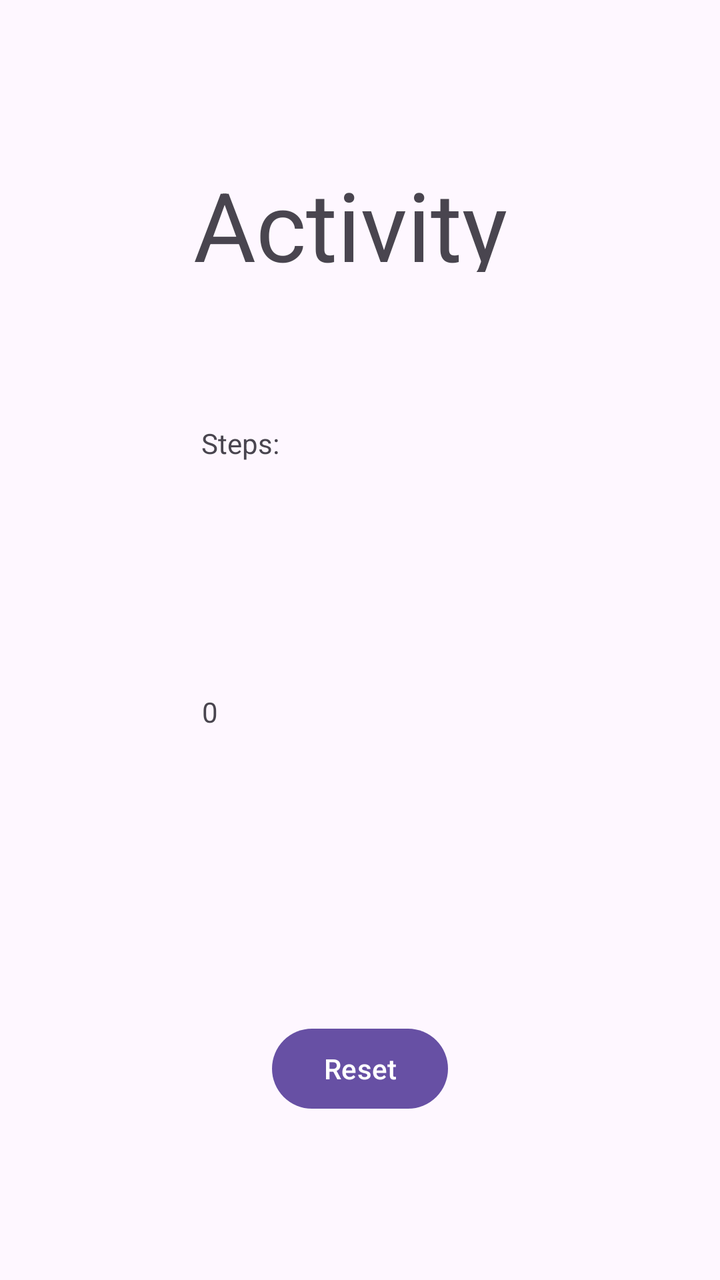
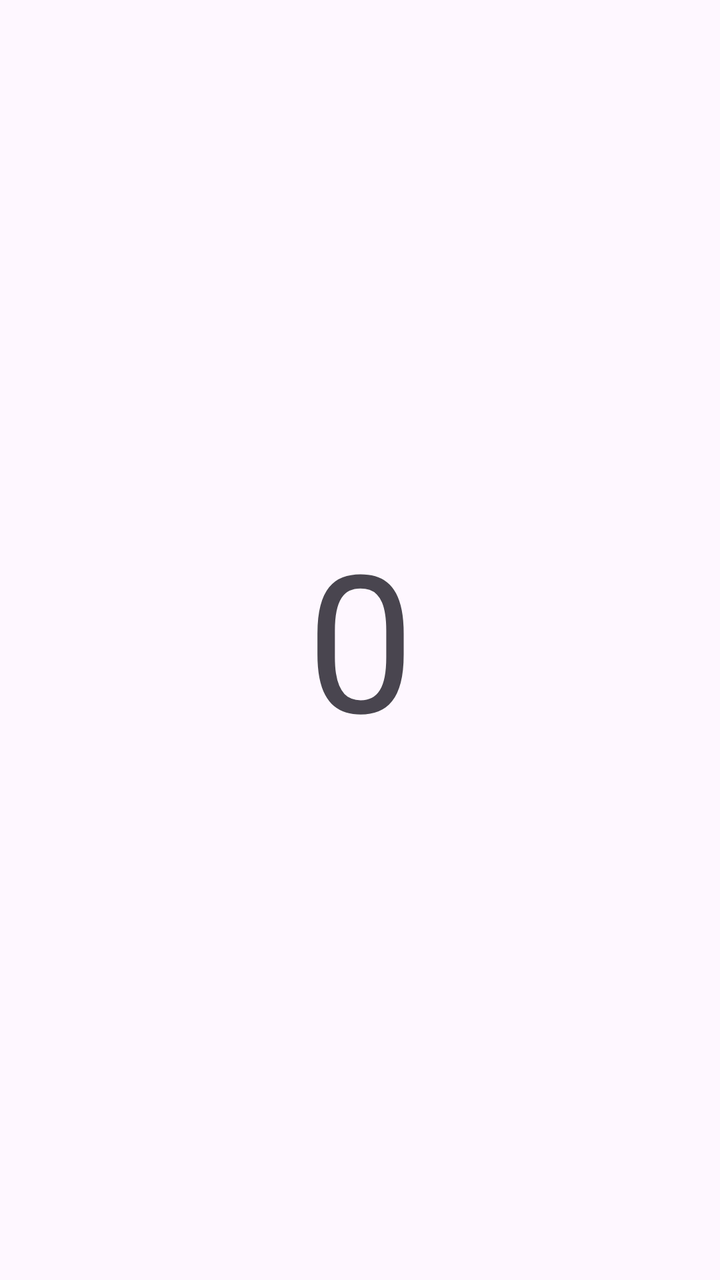

An Android layout rendered at two revisions. The XML below is the earlier revision; the diff shows what the commit changed to produce the second picture.
<!-- AndroidManifest.xml: application theme Theme.StepCounter -->
<!-- res/layout/activity_main.xml -->
<?xml version="1.0" encoding="utf-8"?>
<androidx.constraintlayout.widget.ConstraintLayout xmlns:android="http://schemas.android.com/apk/res/android"
    xmlns:app="http://schemas.android.com/apk/res-auto"
    xmlns:tools="http://schemas.android.com/tools"
    android:layout_width="match_parent"
    android:layout_height="match_parent"
    tools:context=".MainActivity">

    <TextView
        android:id="@+id/textView2"
        android:layout_width="167dp"
        android:layout_height="56dp"
        android:layout_marginTop="80dp"
        android:text="Activity"
        android:textSize="48sp"
        app:layout_constraintEnd_toEndOf="parent"
        app:layout_constraintStart_toStartOf="parent"
        app:layout_constraintTop_toTopOf="parent" />

    <TextView
        android:id="@+id/textView"
        android:layout_width="159dp"
        android:layout_height="84dp"
        android:layout_marginTop="76dp"
        android:text="Steps:"
        app:layout_constraintEnd_toEndOf="parent"
        app:layout_constraintStart_toStartOf="parent"
        app:layout_constraintTop_toBottomOf="@+id/textView2" />

    <TextView
        android:id="@+id/steps"
        android:layout_width="152dp"
        android:layout_height="82dp"
        android:text="0"
        app:layout_constraintBottom_toBottomOf="parent"
        app:layout_constraintEnd_toEndOf="parent"
        app:layout_constraintHorizontal_bias="0.486"
        app:layout_constraintStart_toStartOf="parent"
        app:layout_constraintTop_toBottomOf="@+id/textView"
        app:layout_constraintVertical_bias="0.192"
        tools:ignore="DuplicateIds" />

    <Button
        android:id="@+id/resestBtn"
        android:layout_width="wrap_content"
        android:layout_height="wrap_content"
        android:text="Reset"
        app:layout_constraintBottom_toBottomOf="parent"
        app:layout_constraintEnd_toEndOf="parent"
        app:layout_constraintStart_toStartOf="parent"
        app:layout_constraintTop_toBottomOf="@+id/steps" />

</androidx.constraintlayout.widget.ConstraintLayout>
<!-- resources referenced by this layout -->
<resources>
  <style name="Theme.StepCounter" parent="Base.Theme.StepCounter" />
  <style name="Base.Theme.StepCounter" parent="Theme.Material3.DayNight.NoActionBar">
          
          
      </style>
</resources>

<!-- the commit's change to res/layout/activity_main.xml (unified diff, before → after) -->
@@ -7,47 +7,26 @@
     tools:context=".MainActivity">
 
     <TextView
-        android:id="@+id/textView2"
-        android:layout_width="167dp"
-        android:layout_height="56dp"
-        android:layout_marginTop="80dp"
-        android:text="Activity"
-        android:textSize="48sp"
+        android:id="@+id/steps"
+        android:layout_width="267dp"
+        android:layout_height="131dp"
+        android:text="0"
+        android:textAlignment="center"
+        android:textSize="96sp"
+        app:layout_constraintBottom_toBottomOf="parent"
+        app:layout_constraintEnd_toEndOf="parent"
+        app:layout_constraintStart_toStartOf="parent"
+        app:layout_constraintTop_toTopOf="parent"
+        tools:ignore="DuplicateIds" />
+
+    <ProgressBar
+        android:id="@+id/progressBar"
+        style="?android:attr/progressBarStyle"
+        android:layout_width="405dp"
+        android:layout_height="441dp"
+        app:layout_constraintBottom_toBottomOf="parent"
         app:layout_constraintEnd_toEndOf="parent"
         app:layout_constraintStart_toStartOf="parent"
         app:layout_constraintTop_toTopOf="parent" />
 
-    <TextView
-        android:id="@+id/textView"
-        android:layout_width="159dp"
-        android:layout_height="84dp"
-        android:layout_marginTop="76dp"
-        android:text="Steps:"
-        app:layout_constraintEnd_toEndOf="parent"
-        app:layout_constraintStart_toStartOf="parent"
-        app:layout_constraintTop_toBottomOf="@+id/textView2" />
-
-    <TextView
-        android:id="@+id/steps"
-        android:layout_width="152dp"
-        android:layout_height="82dp"
-        android:text="0"
-        app:layout_constraintBottom_toBottomOf="parent"
-        app:layout_constraintEnd_toEndOf="parent"
-        app:layout_constraintHorizontal_bias="0.486"
-        app:layout_constraintStart_toStartOf="parent"
-        app:layout_constraintTop_toBottomOf="@+id/textView"
-        app:layout_constraintVertical_bias="0.192"
-        tools:ignore="DuplicateIds" />
-
-    <Button
-        android:id="@+id/resestBtn"
-        android:layout_width="wrap_content"
-        android:layout_height="wrap_content"
-        android:text="Reset"
-        app:layout_constraintBottom_toBottomOf="parent"
-        app:layout_constraintEnd_toEndOf="parent"
-        app:layout_constraintStart_toStartOf="parent"
-        app:layout_constraintTop_toBottomOf="@+id/steps" />
-
 </androidx.constraintlayout.widget.ConstraintLayout>
